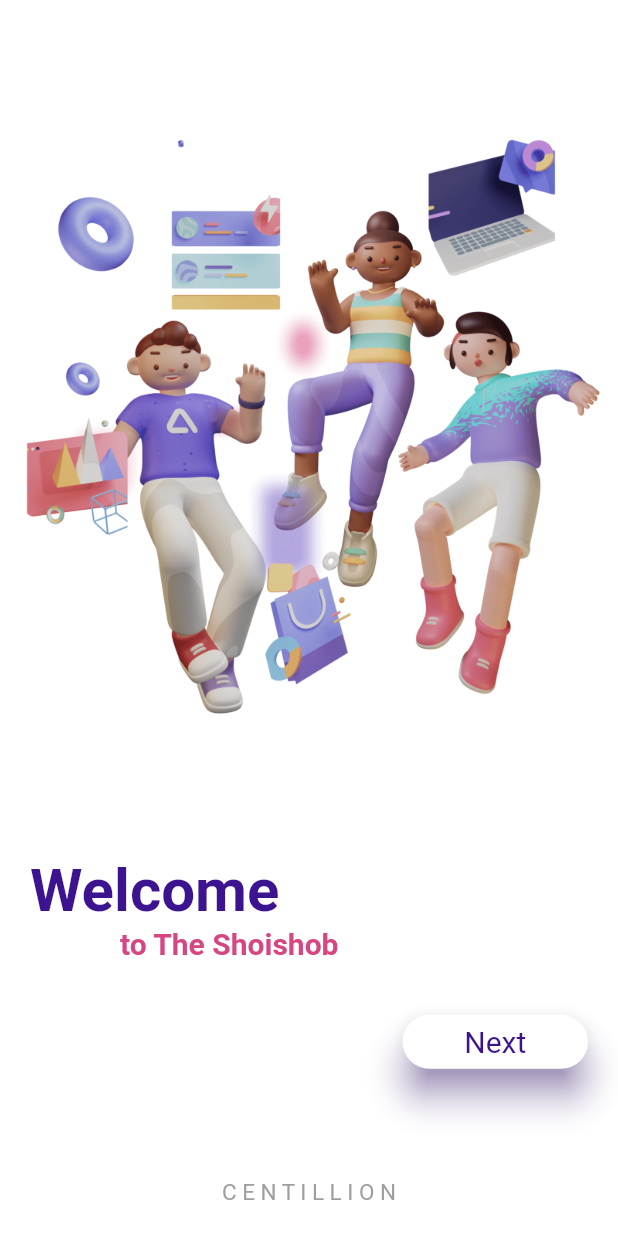
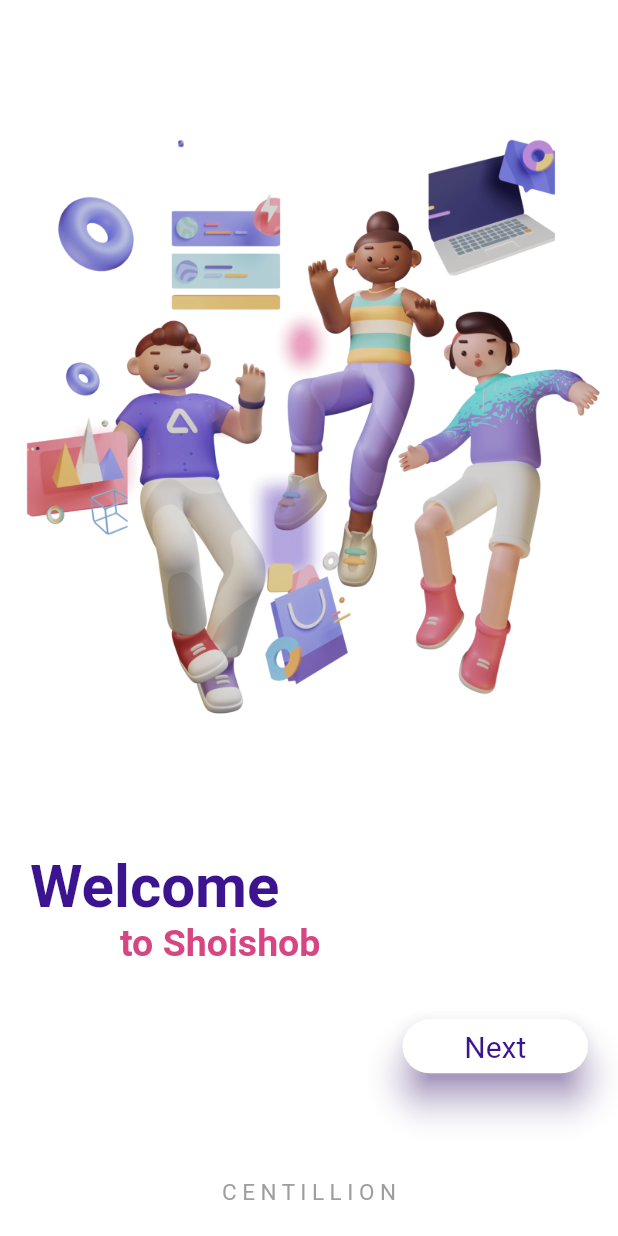
Before and after one commit to anas3a/shoishob, a Flutter app: the screen it shows after launch, on a phone screen of 412 x 824 dp. Run offline on Flutter 3.47's test engine with Material 2 defaults, Android fonts, the phone set to English and light mode, and no system bars; drawn by our look-alikes of animated_text_kit.

Commit message:
add animated text welcome page

```diff
--- a/lib/Screens/welcome_page.dart
+++ b/lib/Screens/welcome_page.dart
@@ -1,4 +1,5 @@
 import 'package:flutter/material.dart';
+import 'package:animated_text_kit/animated_text_kit.dart';
 
 class WelcomePage extends StatefulWidget {
   const WelcomePage({Key? key}) : super(key: key);
@@ -40,15 +41,24 @@ class _WelcomePageState extends State<WelcomePage> {
                     ),
                   ),
                 ),
-                const Padding(
+                Padding(
                   padding: EdgeInsets.only(left: 70),
-                  child: Text(
-                    'to The Shoishob',
-                    style: TextStyle(
-                      fontSize: 20,
-                      fontWeight: FontWeight.w700,
-                      color: Color(0xFFD64682),
-                    ),
+                  child: AnimatedTextKit(
+                    animatedTexts: [
+                      TypewriterAnimatedText(
+                        'to Shoishob',
+                        textStyle: const TextStyle(
+                          fontSize: 25,
+                          fontWeight: FontWeight.w700,
+                          color: Color(0xFFD64682),
+                        ),
+                        speed: const Duration(milliseconds: 200),
+                      ),
+                    ],
+                    repeatForever: true,
+                    pause: const Duration(milliseconds: 1000),
+                    displayFullTextOnTap: true,
+                    stopPauseOnTap: true,
                   ),
                 ),
                 const SizedBox(
--- a/pubspec.yaml
+++ b/pubspec.yaml
@@ -34,6 +34,7 @@ dependencies:
   # The following adds the Cupertino Icons font to your application.
   # Use with the CupertinoIcons class for iOS style icons.
   cupertino_icons: ^1.0.2
+  animated_text_kit: ^4.2.2
 
 dev_dependencies:
   flutter_test:
```
Also changed, not shown: pubspec.lock.
